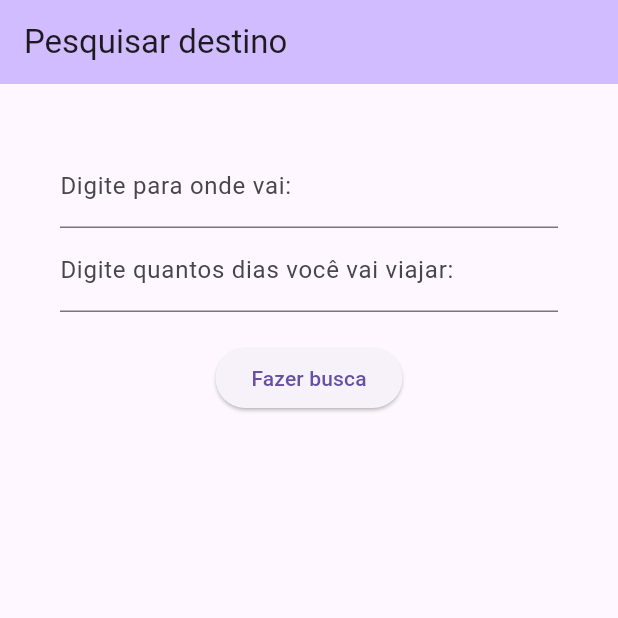
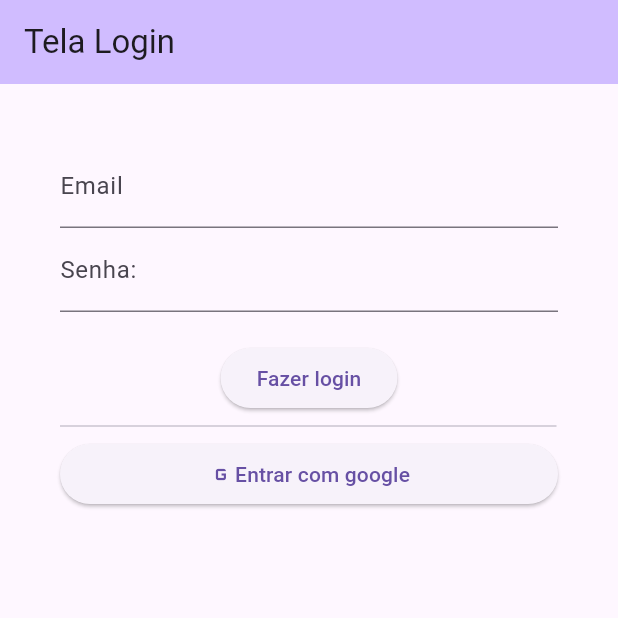
Before and after one commit to leonardo-lgomes/travel-agent, a Flutter app: the screen it shows after launch, on a phone screen of 412 x 824 dp, the top half of it. Run offline on Flutter 3.47's test engine with Material 3 defaults, Android fonts, the phone set to English and light mode, and no system bars; our stand-ins replace firebase_core, google_generative_ai, google_sign_in; accounts and stored records are empty; generated files the repository leaves out were written again.

Commit message:
autenticação com google - 1º versão pronta

```diff
--- /dev/null
+++ b/lib/views/login.dart
@@ -0,0 +1,82 @@
+import 'package:flutter/material.dart';
+import 'package:google_sign_in/google_sign_in.dart';
+
+class LoginScreen extends StatefulWidget {
+  const LoginScreen({super.key});
+  @override
+  State<LoginScreen> createState() => _LoginScreenState();
+}
+
+class _LoginScreenState  extends State<LoginScreen>{
+  final GoogleSignIn googleSignIn = GoogleSignIn();
+  String ?userName = "";
+  String ?userEmail = "";
+  String ?imageUrl = "";
+
+  Future<void> tryToGoogleLogin()async{
+    final result = await _googleLogin();
+    result ? login() : _showError();
+  }
+
+  Future<bool> _googleLogin() async{
+    await googleSignIn.signIn().then((value){
+      userName = value!.displayName;
+      userEmail = value.email;
+      imageUrl = value.photoUrl;
+    });
+    return userName != '' ? true : false;
+  }
+
+  _showError(){
+    print("Erro ao entrar");
+  }
+
+  login(){
+    Navigator.pushNamed(context, '/search');
+  }
+
+  @override
+  Widget build(BuildContext context) {
+    return Scaffold(
+      appBar: AppBar(
+        backgroundColor: Theme.of(context).colorScheme.inversePrimary,
+        title: const Text("Tela Login"),
+      ),
+      body: Center(
+        child: Padding(
+          padding: const EdgeInsets.all(40),
+            child: Form(
+              child: Column(
+                children: [
+                  TextFormField(
+                    decoration: const InputDecoration(labelText: 'Email '),
+                  ),
+                  TextFormField(
+                    decoration: const InputDecoration(labelText: 'Senha: '),
+                    keyboardType: TextInputType.number,
+                  ),
+                  const SizedBox(height: 20),
+                  ElevatedButton(
+                    onPressed: () => print("teste"),
+                    child: const Text("Fazer login"),
+                  ),
+                  const Divider(endIndent: 1.0),
+                  ElevatedButton(
+                    onPressed: () => tryToGoogleLogin(),
+                    child: const Row(
+                      mainAxisAlignment: MainAxisAlignment.center,
+                      children: [
+                         Icon(Icons.g_mobiledata),
+                         Text("Entrar com google"),
+                      ],
+                    ),
+                  ),
+                ],
+              ),
+          ),
+        ),
+      ),
+    );
+  }
+
+}
--- a/lib/views/search.dart
+++ b/lib/views/search.dart
@@ -20,11 +20,7 @@ class _SearchScreenState extends State<SearchScreen> {
 
   void navigateToResult(){
     Itinerary itinerary = Itinerary(cityController.text, int.parse(daysController.text));
-
-    Navigator.pushNamed(
-      context,
-     '/result',
-     arguments: itinerary);
+    Navigator.pushNamed(context, '/result', arguments: itinerary);
   }
 
   @override
--- a/pubspec.yaml
+++ b/pubspec.yaml
@@ -38,6 +38,8 @@ dependencies:
   dio: ^5.4.3+1
   google_generative_ai: ^0.4.0
   firebase_core: ^2.31.1
+  firebase_auth: ^4.19.6
+  google_sign_in: ^6.2.1
 
 dev_dependencies:
   flutter_test:
```
Also changed, not shown: lib/main.dart (+10 -5 lines), pubspec.lock, 3 other files.
